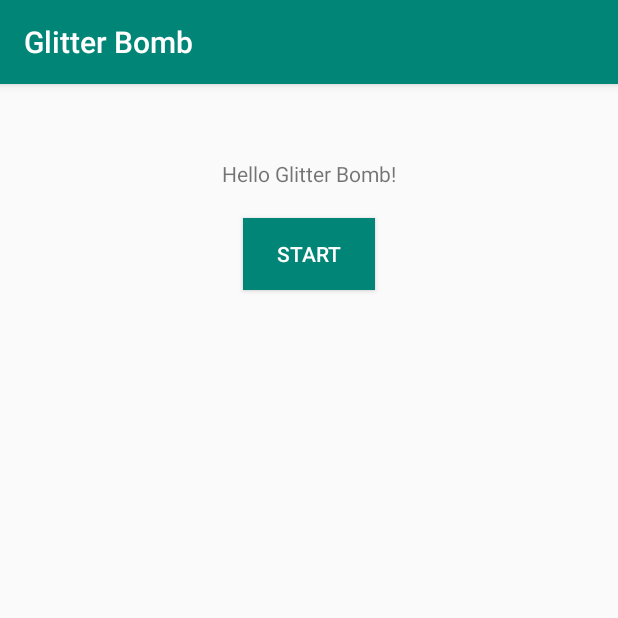
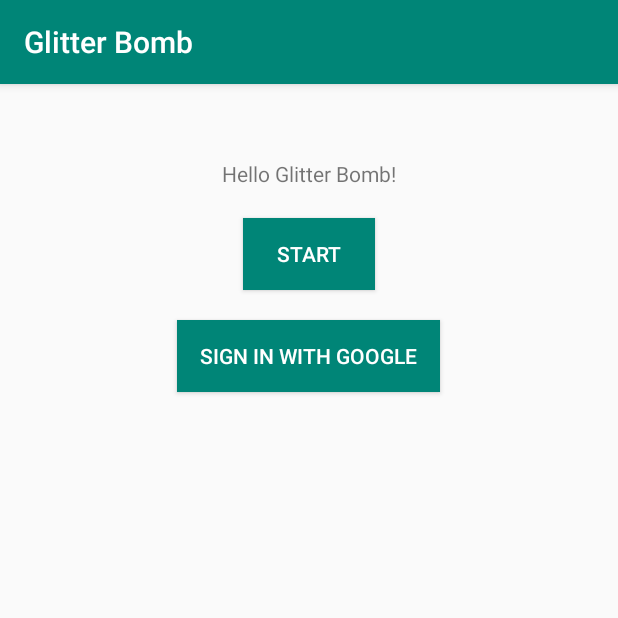
Before and after one commit to devhopeok/glitter-bomb, an Android app: the screen it shows after launch (MainActivity), on a phone screen of 412 x 824 dp, the top half of it. Run offline under Robolectric (Android 15) with nearby library versions, the phone set to English and light mode, and no system bars; our stand-ins replace Firebase (no records; nobody signed in at launch, a user with empty details on screens opened directly).

Commit message:
Add google login

```diff
--- a/app/build.gradle
+++ b/app/build.gradle
@@ -25,4 +25,9 @@ dependencies {
     testImplementation 'junit:junit:4.12'
     androidTestImplementation 'com.android.support.test:runner:1.0.2'
     androidTestImplementation 'com.android.support.test.espresso:espresso-core:3.0.2'
+    implementation 'com.google.firebase:firebase-core:16.0.6'
+    implementation 'com.google.firebase:firebase-auth:16.1.0'
+    implementation 'com.google.android.gms:play-services-auth:16.0.1'
 }
+
+apply plugin: 'com.google.gms.google-services'
--- a/app/src/main/java/develop/com/glitterbomb/MainActivity.java
+++ b/app/src/main/java/develop/com/glitterbomb/MainActivity.java
@@ -1,22 +1,118 @@
 package develop.com.glitterbomb;
 
+import android.content.Intent;
+import android.support.annotation.NonNull;
 import android.support.v7.app.AppCompatActivity;
 import android.os.Bundle;
+import android.util.Log;
 import android.view.View;
 import android.view.WindowManager;
+import android.widget.Button;
+import android.widget.Toast;
+
+import com.google.android.gms.auth.api.signin.GoogleSignIn;
+import com.google.android.gms.auth.api.signin.GoogleSignInAccount;
+import com.google.android.gms.auth.api.signin.GoogleSignInClient;
+import com.google.android.gms.auth.api.signin.GoogleSignInOptions;
+import com.google.android.gms.common.api.ApiException;
+import com.google.android.gms.tasks.OnCompleteListener;
+import com.google.android.gms.tasks.Task;
+import com.google.firebase.auth.AuthCredential;
+import com.google.firebase.auth.AuthResult;
+import com.google.firebase.auth.FirebaseAuth;
+import com.google.firebase.auth.FirebaseUser;
+import com.google.firebase.auth.GoogleAuthProvider;
 
 public class MainActivity extends AppCompatActivity {
+
+    GoogleSignInClient mGoogleSignInClient;
+    private FirebaseAuth mAuth;
+    Button mSettingButton;
 
     @Override
     protected void onCreate(Bundle savedInstanceState) {
         super.onCreate(savedInstanceState);
         setContentView(R.layout.activity_main);
+
+        mSettingButton = findViewById(R.id.settingBtn);
+        GoogleSignInOptions gso = new GoogleSignInOptions.Builder(GoogleSignInOptions.DEFAULT_SIGN_IN)
+                .requestIdToken(getString(R.string.default_web_client_id))
+                .requestEmail()
+                .build();
+        mGoogleSignInClient = GoogleSignIn.getClient(this, gso);
+        mAuth = FirebaseAuth.getInstance();
     }
 
-    public void mOnClick(View v) {
+    public void mOnStartClick(View v) {
         WindowManager.LayoutParams params = getWindow().getAttributes();
         params.flags |= WindowManager.LayoutParams.FLAG_KEEP_SCREEN_ON;
         params.screenBrightness = 0;
         getWindow().setAttributes(params);
     }
+
+    public void mOnSettingClick(View v) {
+        if (mSettingButton.getText().equals("Logout")) {
+            FirebaseAuth.getInstance().signOut();
+            mGoogleSignInClient.signOut();
+            mSettingButton.setText("Sign in with Google");
+        } else {
+            Intent signInIntent = mGoogleSignInClient.getSignInIntent();
+            startActivityForResult(signInIntent, 1);
+        }
+    }
+
+    @Override
+    public void onStart() {
+        super.onStart();
+        // Check if user is signed in (non-null) and update UI accordingly.
+        FirebaseUser currentUser = mAuth.getCurrentUser();
+
+        if (currentUser != null) {
+            mSettingButton.setText("Logout");
+        } else {
+            mSettingButton.setText("Sign in with Google");
+        }
+    }
+
+    @Override
+    public void onActivityResult(int requestCode, int resultCode, Intent data) {
+        super.onActivityResult(requestCode, resultCode, data);
+
+        // Result returned from launching the Intent from GoogleSignInClient.getSignInIntent(...);
+        if (requestCode == 1) {
+            // The Task returned from this call is always completed, no need to attach
+            // a listener.
+            Task<GoogleSignInAccount> task = GoogleSignIn.getSignedInAccountFromIntent(data);
+            try {
+                // Google Sign In was successful, authenticate with Firebase
+                GoogleSignInAccount account = task.getResult(ApiException.class);
+                firebaseAuthWithGoogle(account);
+            } catch (ApiException e) {
+                // Google Sign In failed, update UI appropriately
+
+            }
+        }
+    }
+
+    private void firebaseAuthWithGoogle(GoogleSignInAccount acct) {
+        Log.d("Sign-In", "firebaseAuthWithGoogle:" + acct.getId());
+
+        AuthCredential credential = GoogleAuthProvider.getCredential(acct.getIdToken(), null);
+        mAuth.signInWithCredential(credential)
+            .addOnCompleteListener(this, new OnCompleteListener<AuthResult>() {
+                @Override
+                public void onComplete(@NonNull Task<AuthResult> task) {
+                    if (task.isSuccessful()) {
+                        // Sign in success, update UI with the signed-in user's information
+                        Log.d("Sign-In", "signInWithCredential:success");
+                        FirebaseUser user = mAuth.getCurrentUser();
+                        Toast.makeText(getApplicationContext(), "Success to sign in!", Toast.LENGTH_LONG).show();
+                        mSettingButton.setText("Logout");
+                    } else {
+                        // If sign in fails, display a message to the user.
+                        Log.w("Sign-In", "signInWithCredential:failure", task.getException());
+                    }
+                }
+            });
+    }
 }
--- a/app/src/main/res/layout/activity_main.xml
+++ b/app/src/main/res/layout/activity_main.xml
@@ -15,14 +15,25 @@
         android:layout_gravity="center_horizontal" />
 
     <Button
-        android:id="@+id/button"
+        android:id="@+id/startBtn"
         android:layout_width="wrap_content"
         android:layout_height="wrap_content"
-        android:onClick="mOnClick"
+        android:onClick="mOnStartClick"
         android:text="Start"
         android:layout_gravity="center_horizontal"
         android:layout_marginTop="20dp"
         android:background="@color/colorPrimary"
         android:textColor="#ffffff"/>
 
+    <Button
+        android:layout_width="wrap_content"
+        android:layout_height="wrap_content"
+        android:id="@+id/settingBtn"
+        android:text="Login with Google"
+        android:layout_gravity="center_horizontal"
+        android:layout_marginTop="20dp"
+        android:background="@color/colorPrimary"
+        android:textColor="#ffffff"
+        android:paddingHorizontal="15dp"
+        android:onClick="mOnSettingClick"/>
 </LinearLayout>
--- a/build.gradle
+++ b/build.gradle
@@ -8,7 +8,7 @@ buildscript {
     }
     dependencies {
         classpath 'com.android.tools.build:gradle:3.2.1'
-
+        classpath 'com.google.gms:google-services:4.0.1'
 
         // NOTE: Do not place your application dependencies here; they belong
         // in the individual module build.gradle files
```
